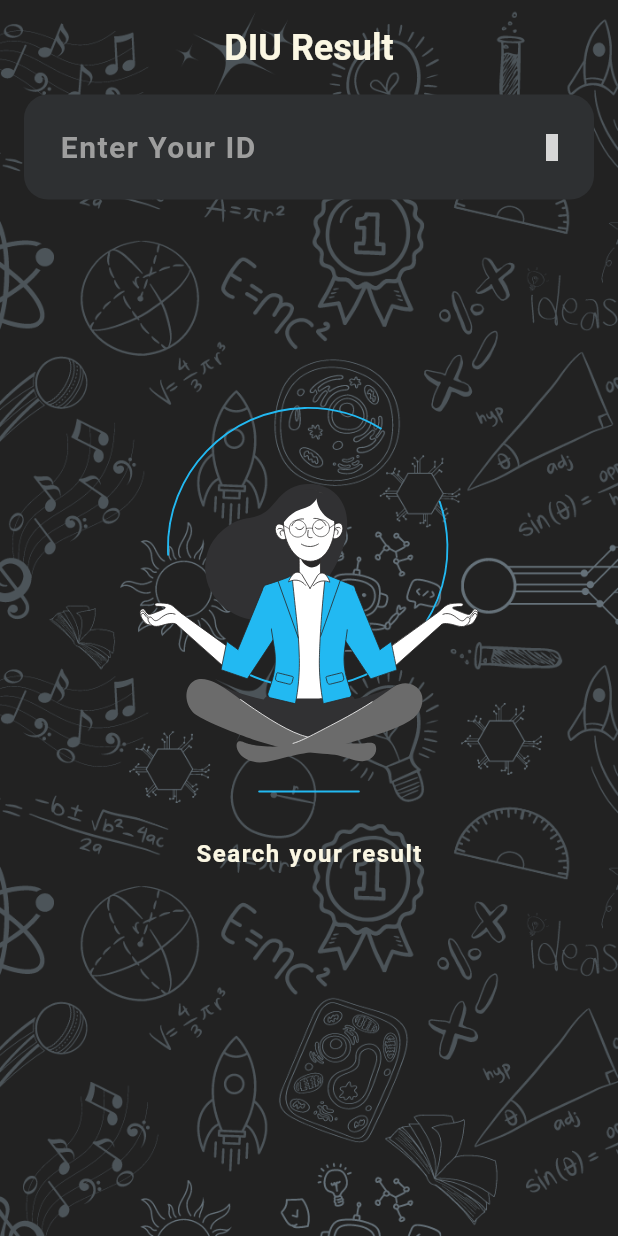
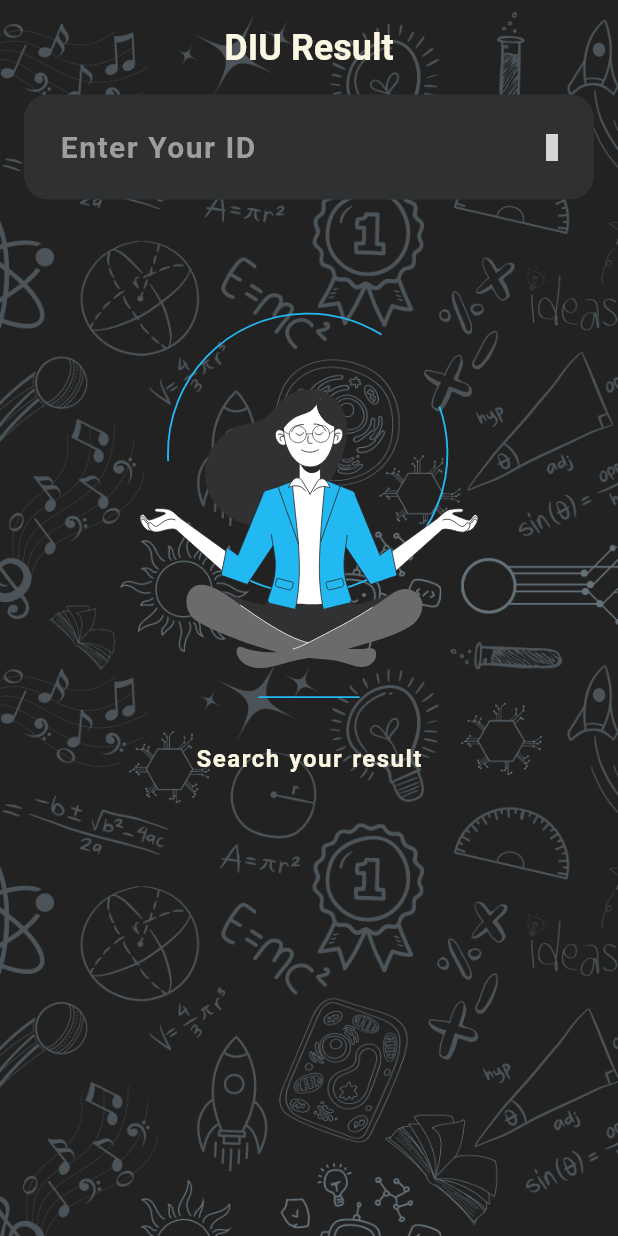
Before and after one commit to hafizflow/DIU-Result, a Flutter app: the screen it shows after launch, on a phone screen of 412 x 824 dp. Run offline on Flutter 3.47's test engine with Material 3 defaults, Android fonts, the phone set to English and light mode, and no system bars; our stand-ins replace animated_text_kit, awesome_snackbar_content, fl_chart, get, iconsax, lottie and 2 more; grey boxes are pictures that could not be loaded.

Commit message:
some bug fix

```diff
--- a/lib/view/over_all_result_screen/over_all_result_screen.dart
+++ b/lib/view/over_all_result_screen/over_all_result_screen.dart
@@ -28,23 +28,10 @@ class OverAllResultScreen extends StatelessWidget {
                     const SizedBox(height: 16),
                     CustomSearchField(),
                     const SizedBox(height: 16),
-                    Flexible(
-                      child: SingleChildScrollView(
-                        physics: const BouncingScrollPhysics(),
-                        child: SizedBox(
-                          height: MediaQuery.sizeOf(context).height,
-                          child: Column(
-                            children: [
-                              if (controller.personalInfoModel.studentId !=
-                                  null)
-                                const PersonalInfoCard(),
-                              const SizedBox(height: 16),
-                              const AllSemesterCgpaGrid(),
-                            ],
-                          ),
-                        ),
-                      ),
-                    ),
+                    if (controller.personalInfoModel.studentId != null)
+                      const PersonalInfoCard(),
+                    const SizedBox(height: 16),
+                    const AllSemesterCgpaGrid(),
                   ],
                 );
               },
--- a/lib/view/over_all_result_screen/widget/all_semester_cgpa_grid.dart
+++ b/lib/view/over_all_result_screen/widget/all_semester_cgpa_grid.dart
@@ -59,7 +59,7 @@ class AllSemesterCgpaGrid extends StatelessWidget {
             );
           }
           return GridView.builder(
-            physics: const NeverScrollableScrollPhysics(),
+            physics: const BouncingScrollPhysics(),
             itemCount: controller.allSemesterResults.length,
             gridDelegate: const SliverGridDelegateWithFixedCrossAxisCount(
               crossAxisCount: 2,
```
Also changed, not shown: 1 other file.
